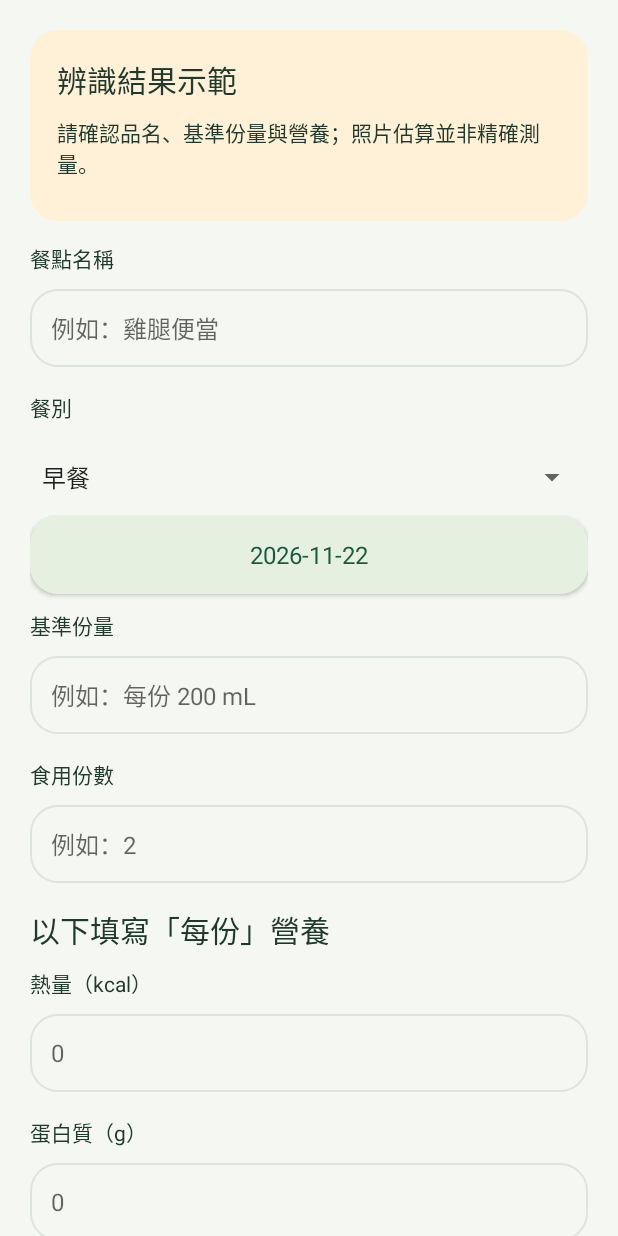
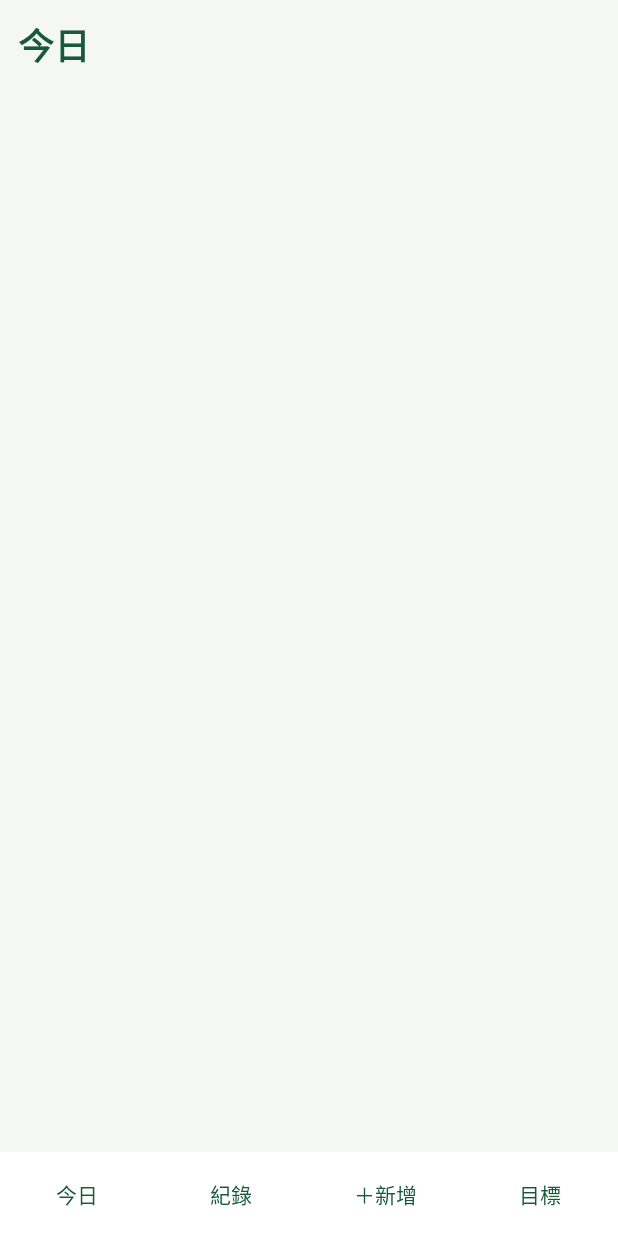
Before and after one commit to chuanmin0317/food-ledger, an Android app: the screen it shows after launch (MealActivity before the commit, MainActivity after it), on a phone screen of 412 x 824 dp. Run offline under Robolectric (Android 15) with nearby library versions, the phone set to English and light mode, and no system bars.

Commit message:
feat:新增草稿編輯與首頁導覽

```diff
--- a/app/src/main/AndroidManifest.xml
+++ b/app/src/main/AndroidManifest.xml
@@ -13,8 +13,14 @@
         android:theme="@style/FlPreviewTheme">
         <activity
             android:name=".ui.MealActivity"
+            android:exported="false"
+            android:windowSoftInputMode="adjustResize" />
+
+        <activity
+            android:name=".ui.MainActivity"
             android:exported="true"
             android:windowSoftInputMode="adjustResize">
+
             <intent-filter>
                 <action android:name="android.intent.action.MAIN" />
                 <category android:name="android.intent.category.LAUNCHER" />
--- /dev/null
+++ b/app/src/main/java/com/example/foodledger/ui/MainActivity.java
@@ -0,0 +1,37 @@
+package com.example.foodledger.ui;
+
+import android.content.Intent;
+import android.os.Bundle;
+import android.view.View;
+import android.widget.Button;
+import android.widget.TextView;
+
+import androidx.appcompat.app.AppCompatActivity;
+import androidx.core.graphics.Insets;
+import androidx.core.view.ViewCompat;
+import androidx.core.view.WindowCompat;
+import androidx.core.view.WindowInsetsCompat;
+
+import com.example.foodledger.R;
+
+public class MainActivity extends AppCompatActivity {
+    private Button backButton, navAdd;
+    private TextView title;
+    @Override
+    protected void onCreate(Bundle savedInstanceState) {
+        super.onCreate(savedInstanceState);
+        setContentView(R.layout.activity);
+
+        navAdd = findViewById(R.id.fl_nav_add);
+        navAdd.setOnClickListener(v -> {
+            Intent intent = new Intent(this, MealActivity.class);
+            startActivity(intent);
+        });
+
+        title = findViewById(R.id.fl_title);
+        title.setText(R.string.text_0);
+
+        backButton = findViewById(R.id.fl_back);
+        backButton.setVisibility(View.GONE);
+    }
+}
--- a/app/src/main/res/values/strings.xml
+++ b/app/src/main/res/values/strings.xml
@@ -72,7 +72,7 @@
     <string name="text_69">取消勾選的營養項目不計算差額。</string>
     <string name="text_70">追蹤熱量</string>
     <string name="text_71">熱量（kcal）</string>
-    <string name="text_72"></string>
+    <string name="text_72">儲存中</string>
     <string name="text_73">熱量（kcal）</string>
     <string name="text_74">追蹤蛋白質</string>
     <string name="text_75">蛋白質（g）</string>
```
Also changed, not shown: app/src/main/java/com/example/foodledger/ui/MealActivity.java (+91 -23 lines).
